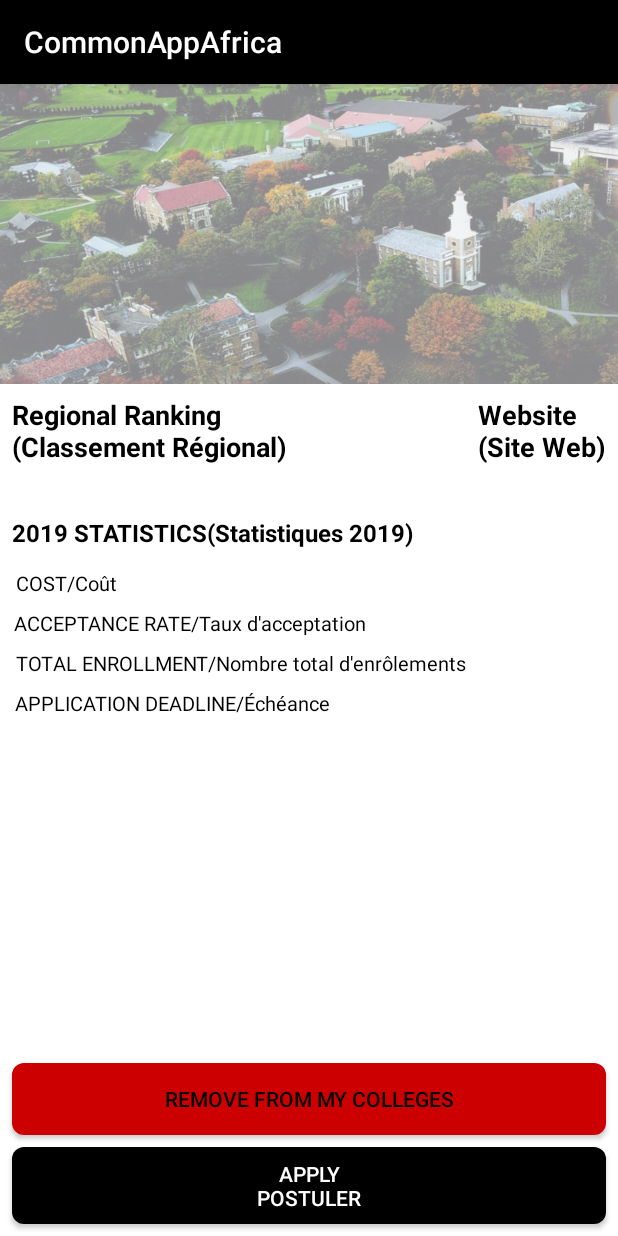
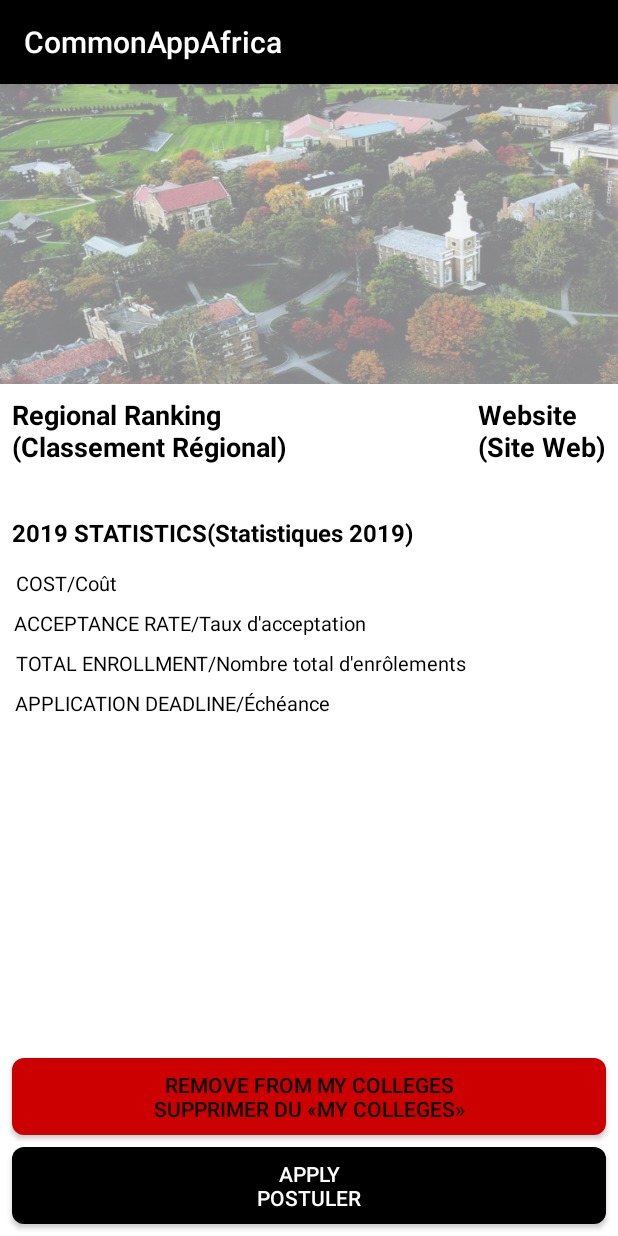
Before and after one commit to lpark9/CozmoCrew, an Android app: the fragment ApplyFragment shown on its own in the app's theme, after a tap on an icon or button, on a phone screen of 412 x 824 dp. Run offline under Robolectric (Android 15) with nearby library versions, the phone set to English and light mode, and no system bars; our stand-ins replace ButterKnife; 3 statements that could not run were skipped.

Commit message:
Layout Update

```diff
--- a/app/src/main/java/com/example/mamfe/commonappafrica/ApplyFragment.java
+++ b/app/src/main/java/com/example/mamfe/commonappafrica/ApplyFragment.java
@@ -84,7 +84,7 @@ public class ApplyFragment extends Fragment {
             Button add = getActivity().findViewById(R.id.add);
             add.setBackgroundResource(R.drawable.remove_college_button);
             add.setTextColor(Color.BLACK);
-            add.setText("Remove From My Colleges");
+            add.setText("Remove From My Colleges\nSupprimer du «My Colleges»");
         }
 
         //Toast.makeText(getContext(), , Toast.LENGTH_SHORT).show();
```
